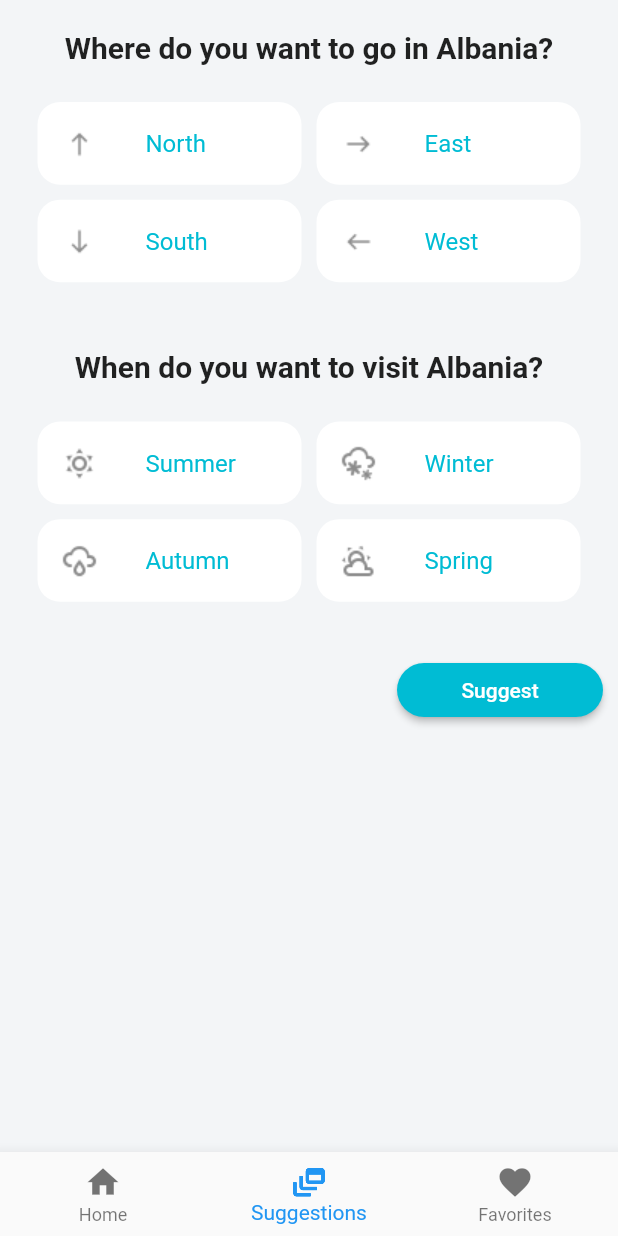
After one commit to event-h0r1zon/AlbaniaGo, a Flutter app: the SuggestionsScreen screen opened by its route, on a phone screen of 412 x 824 dp. The commit adds this screen. Run offline on Flutter 3.47's test engine with Material 2 defaults, Android fonts, the phone set to English and light mode, and no system bars; our stand-ins replace shared_preferences; accounts and stored records are empty; network calls fail.

Commit message:
Suggestions work properly.

```diff
--- a/lib/main.dart
+++ b/lib/main.dart
@@ -1,8 +1,11 @@
+import 'package:AlbaniaGo/providers/suggestion.dart';
+import 'screens/suggested.dart';
 import './screens/favorites.dart';
 import 'package:flutter/material.dart';
 import 'package:provider/provider.dart';
 import 'package:AlbaniaGo/providers/places.dart';
 import './screens/home.dart';
+import './screens/suggestions.dart';
 
 void main() => runApp(MyApp());
 
@@ -13,19 +16,24 @@ class MyApp extends StatelessWidget {
       providers: [
         ChangeNotifierProvider(
           create: (ctx) => Places(),
-        )
+        ),
+        ChangeNotifierProvider(
+          create: (ctx) => SuggestionsCategories(),
+        ),
       ],
       child: MaterialApp(
         debugShowCheckedModeBanner: false,
         title: 'AlbaniaGo',
         theme: ThemeData(
           primaryColor: Color(0xFF3EBACE),
-          accentColor: Color(0xFFD8ECF1),
+          accentColor: Colors.cyan,
           scaffoldBackgroundColor: Color(0xFFF3F5F7),
         ),
         home: HomeScreen(),
         routes: {
           FavoritesScreen.routeName: (ctx) => FavoritesScreen(),
+          SuggestionsScreen.routeName: (ctx) => SuggestionsScreen(),
+          SuggestedScreen.routeName: (ctx) => SuggestedScreen(),
         },
       ),
     );
--- /dev/null
+++ b/lib/models/suggestedargs.dart
@@ -0,0 +1,5 @@
+class SuggestedArguments {
+  final String region;
+  final String season;
+  SuggestedArguments(this.season, this.region);
+}
--- a/lib/providers/places.dart
+++ b/lib/providers/places.dart
@@ -1,7 +1,5 @@
 import 'dart:convert';
-import 'package:provider/provider.dart';
 import 'package:flutter/material.dart';
-import 'dart:convert';
 import 'package:shared_preferences/shared_preferences.dart';
 import 'package:http/http.dart' as http;
 
@@ -9,8 +7,9 @@ class Place with ChangeNotifier {
   final String id;
   final String placeName;
   final String description;
-  final String season;
+  final Map<String, dynamic> season;
   final String imageURL;
+  final String region;
   bool isFavorite;
 
   Place({
@@ -19,6 +18,7 @@ class Place with ChangeNotifier {
     @required this.description,
     @required this.season,
     @required this.imageURL,
+    @required this.region,
     this.isFavorite = false,
   });
 
@@ -46,7 +46,8 @@ class Places with ChangeNotifier {
           id: element['ref']['@ref']['id'],
           placeName: element['data']['name'],
           description: element['data']['description'],
-          season: element['data']['season'],
+          season: element['data']['seasons'],
+          region: element['data']['region'],
           imageURL: element['data']['imageURL'],
         ));
       });
@@ -61,6 +62,12 @@ class Places with ChangeNotifier {
 
   List<Place> favoritePlaces() {
     return _places.where((place) => place.isFavorite).toList();
+  }
+
+  List<Place> suggestedPlaces(String season, String region) {
+    return _places
+        .where((place) => (place.season[season] && place.region == region))
+        .toList();
   }
 
   Future<void> read() async {
--- /dev/null
+++ b/lib/providers/suggestion.dart
@@ -0,0 +1,122 @@
+import 'package:flutter/material.dart';
+import 'package:provider/provider.dart';
+
+class SuggestionTile with ChangeNotifier {
+  final String text;
+  final AssetImage icon;
+  bool active;
+  SuggestionTile(this.text, this.icon, this.active);
+
+  void toggleActivation() {
+    active = !active;
+    notifyListeners();
+  }
+}
+
+class Suggestions with ChangeNotifier {
+  List<SuggestionTile> _suggestions = [];
+  List<SuggestionTile> get suggestions {
+    return [..._suggestions];
+  }
+
+  void setSuggestions(List<SuggestionTile> suggestions) {
+    _suggestions = suggestions;
+  }
+}
+
+class SuggestionsCategories with ChangeNotifier {
+  Map<String, Suggestions> _suggestionsCategories = {};
+  Map<String, Suggestions> get suggestionsCategories {
+    return {..._suggestionsCategories};
+  }
+
+  var _season;
+  var _region;
+  get season {
+    return _season;
+  }
+
+  get region {
+    return _region;
+  }
+
+  void addCategory(Suggestions category, String name) {
+    _suggestionsCategories[name] = category;
+  }
+
+  void deactive(SuggestionTile active, String name) {
+    _suggestionsCategories[name].suggestions.forEach((suggestion) {
+      if (suggestion != active) suggestion.active = false;
+      notifyListeners();
+    });
+  }
+
+  List<Widget> render(String name) {
+    int i = 0;
+    Suggestions suggestions = suggestionsCategories[name];
+    List<SuggestionTiles> tiles = [];
+    suggestions.suggestions.forEach((suggestion) {
+      tiles.add(SuggestionTiles(name, i));
+      i++;
+    });
+    return tiles;
+  }
+}
+
+class SuggestionTiles extends StatefulWidget {
+  final String name;
+  final int index;
+  SuggestionTiles(this.name, this.index);
+  @override
+  _SuggestionTilesState createState() => _SuggestionTilesState();
+}
+
+class _SuggestionTilesState extends State<SuggestionTiles> {
+  @override
+  Widget build(BuildContext context) {
+    List<SuggestionTile> suggestions =
+        Provider.of<SuggestionsCategories>(context, listen: false)
+            .suggestionsCategories[widget.name]
+            .suggestions;
+    return Container(
+      height: 40,
+      width: 180,
+      margin: EdgeInsets.all(5),
+      child: ClipRRect(
+        borderRadius: BorderRadius.circular(15),
+        child: ListTile(
+          shape: RoundedRectangleBorder(
+            borderRadius: BorderRadius.circular(15),
+          ),
+          title: Text(
+            suggestions[widget.index].text,
+            style: TextStyle(color: Colors.cyan),
+          ),
+          tileColor: suggestions[widget.index].active
+              ? Color(0xFFebfeff)
+              : Colors.white,
+          onTap: () {
+            setState(() {
+              switch (widget.name) {
+                case "Seasons":
+                  Provider.of<SuggestionsCategories>(context, listen: false)
+                      ._season = suggestions[widget.index].text;
+                  break;
+                case "Regions":
+                  Provider.of<SuggestionsCategories>(context, listen: false)
+                      ._region = suggestions[widget.index].text;
+                  break;
+              }
+              Provider.of<SuggestionsCategories>(context, listen: false)
+                  .deactive(suggestions[widget.index], widget.name);
+              suggestions[widget.index].toggleActivation();
+            });
+          },
+          leading: ImageIcon(
+            suggestions[widget.index].icon,
+          ),
+        ),
+      ),
+    );
+  }
+}
--- /dev/null
+++ b/lib/screens/suggested.dart
@@ -0,0 +1,31 @@
+import 'package:flutter/material.dart';
+import '../widgets/navBar.dart';
+import 'package:provider/provider.dart';
+import '../providers/places.dart';
+import '../widgets/placesCard.dart';
+import '../models/suggestedargs.dart';
+
+class SuggestedScreen extends StatelessWidget {
+  static const routeName = '/suggestions/suggested';
+  @override
+  Widget build(BuildContext context) {
+    final places = Provider.of<Places>(context);
+    final SuggestedArguments arguments =
+        ModalRoute.of(context).settings.arguments;
+    return Scaffold(
+      /*appBar: AppBar(
+        backgroundColor: Colors.white,
+        title: Text(
+          'Suggestions',
+          style: TextStyle(color: Colors.black),
+        ),
+        iconTheme: IconThemeData(color: Colors.black),
+      ),*/
+      body: PlacesCard(
+        places,
+        places.suggestedPlaces(arguments.season, arguments.region),
+      ),
+      bottomNavigationBar: NavigationBarWidget(1),
+    );
+  }
+}
--- /dev/null
+++ b/lib/screens/suggestions.dart
@@ -0,0 +1,132 @@
+import 'package:flutter/material.dart';
+import '../providers/suggestion.dart';
+import '../widgets/navBar.dart';
+import 'suggested.dart';
+import 'package:provider/provider.dart';
+import '../models/suggestedargs.dart';
+
+class SuggestionsScreen extends StatefulWidget {
+  static const String routeName = '/suggestions';
+
+  @override
+  _SuggestionsScreenState createState() => _SuggestionsScreenState();
+}
+
+class _SuggestionsScreenState extends State<SuggestionsScreen> {
+  @override
+  void initState() {
+    Suggestions regionSuggestions = new Suggestions();
+    Suggestions seasonSuggestions = new Suggestions();
+    final List<SuggestionTile> regions = [
+      SuggestionTile('North', AssetImage('assets/images/north.png'), false),
+      SuggestionTile('East', AssetImage('assets/images/east.png'), false),
+      SuggestionTile('South', AssetImage('assets/images/south.png'), false),
+      SuggestionTile('West', AssetImage('assets/images/west.png'), false),
+    ];
+    final List<SuggestionTile> seasons = [
+      SuggestionTile(
+          'Summer', AssetImage('assets/images/weather-sunny.png'), false),
+      SuggestionTile(
+          'Winter', AssetImage('assets/images/weather-snowy-heavy.png'), false),
+      SuggestionTile(
+          'Autumn', AssetImage('assets/images/weather-rainy.png'), false),
+      SuggestionTile('Spring',
+          AssetImage('assets/images/weather-partly-cloudy.png'), false),
+    ];
+    regionSuggestions.setSuggestions(regions);
+    seasonSuggestions.setSuggestions(seasons);
+    Provider.of<SuggestionsCategories>(context, listen: false)
+        .addCategory(regionSuggestions, 'Regions');
+    Provider.of<SuggestionsCategories>(context, listen: false)
+        .addCategory(seasonSuggestions, 'Seasons');
+
+    super.initState();
+  }
+
+  @override
+  Widget build(BuildContext context) {
+    return Scaffold(
+      body: Container(
+        margin: EdgeInsets.all(10),
+        child: ListView(
+          children: [
+            Container(
+              margin: EdgeInsets.all(10),
+              child: Text(
+                'Where do you want to go in Albania?',
+                style: TextStyle(
+                  color: Colors.black87,
+                  fontSize: 20,
+                  fontWeight: FontWeight.w600,
+                ),
+                textAlign: TextAlign.center,
+              ),
+            ),
+            Container(
+              margin: EdgeInsets.all(10),
+              height: 150,
+              child: GridView.count(
+                childAspectRatio: 2 / 0.7,
+                crossAxisCount: 2,
+                children: Provider.of<SuggestionsCategories>(context)
+                    .render('Regions'),
+              ),
+            ),
+            Container(
+              margin: EdgeInsets.all(10),
+              child: Text(
+                'When do you want to visit Albania?',
+                style: TextStyle(
+                  color: Colors.black87,
+                  fontSize: 20,
+                  fontWeight: FontWeight.w600,
+                ),
+                textAlign: TextAlign.center,
+              ),
+            ),
+            Container(
+              margin: EdgeInsets.all(10),
+              height: 150,
+              child: GridView.count(
+                childAspectRatio: 2 / 0.7,
+                crossAxisCount: 2,
+                children: Provider.of<SuggestionsCategories>(context)
+                    .render('Seasons'),
+              ),
+            ),
+            Align(
+              alignment: Alignment.bottomRight,
+              child: Container(
+                width: MediaQuery.of(context).size.width / 3,
+                child: RaisedButton(
+                  shape: RoundedRectangleBorder(
+                    borderRadius: BorderRadius.circular(18.0),
+                  ),
+                  child: Text(
+                    'Suggest',
+                    style: TextStyle(color: Colors.white),
+                  ),
+                  color: Colors.cyan,
+                  onPressed: () {
+                    Navigator.of(context).pushReplacementNamed(
+                      SuggestedScreen.routeName,
+                      arguments: SuggestedArguments(
+                        Provider.of<SuggestionsCategories>(context,
+                                listen: false)
+                            .season,
+                        Provider.of<SuggestionsCategories>(context,
+                                listen: false)
+                            .region,
+                      ),
+                    );
+                  },
+                ),
+              ),
+            ),
+          ],
+        ),
+      ),
+      bottomNavigationBar: NavigationBarWidget(1),
+    );
+  }
+}
--- a/lib/widgets/navBar.dart
+++ b/lib/widgets/navBar.dart
@@ -1,5 +1,6 @@
 import 'package:flutter/material.dart';
 import '../screens/favorites.dart';
+import '../screens/suggestions.dart';
 
 class NavigationBarWidget extends StatefulWidget {
   final int _currentTab;
@@ -21,6 +22,9 @@ class _NavigationBarWidgetState extends State<NavigationBarWidget> {
                 Navigator.of(context).pushReplacementNamed('/');
               break;
             case 1:
+              if (widget._currentTab != value)
+                Navigator.of(context)
+                    .pushReplacementNamed(SuggestionsScreen.routeName);
               break;
             case 2:
               if (widget._currentTab != value)
--- a/lib/widgets/placesCard.dart
+++ b/lib/widgets/placesCard.dart
@@ -59,7 +59,7 @@ class _PlacesCardState extends State<PlacesCard> {
                         ),
                       ),
                       Text(
-                        '${widget.placesInfo[index].season}',
+                        '${widget.placesInfo[index].region}',
                         style: TextStyle(
                           color: Colors.white,
                         ),
```
Also changed, not shown: pubspec.yaml (+8 -2 lines), assets/images/east.png (added), assets/images/map.png (deleted), assets/images/north.png (added), assets/images/search.png (deleted), assets/images/south.png (added), assets/images/weather-partly-cloudy.png (added), assets/images/weather-rainy.png (added), assets/images/weather-snowy-heavy.png (added), assets/images/weather-sunny.png (added), assets/images/west.png (added).
